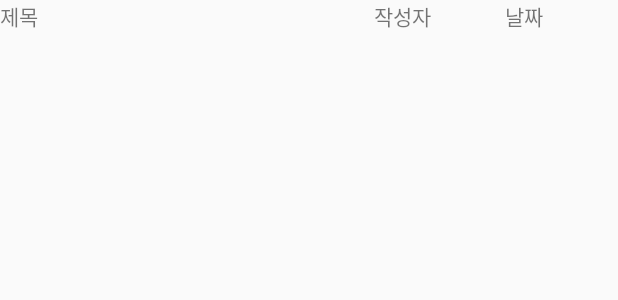
After one commit to mugon-dev/Emotional-Diary, an Android app: the layout list_view_item.xml on its own in the app's theme, with its tools: preview values and no code run, on a phone screen of 412 x 824 dp. The commit adds this screen. Shown: the top 300 px of the screen. Run offline under Robolectric (Android 15) with nearby library versions, the phone set to English and light mode, and no system bars.

Commit message:
10. 주간달력 리스트뷰

```diff
--- /dev/null
+++ b/Emotion_dairy_android/app/src/main/res/layout/list_view_item.xml
@@ -0,0 +1,26 @@
+<?xml version="1.0" encoding="utf-8"?>
+<LinearLayout xmlns:android="http://schemas.android.com/apk/res/android"
+    android:layout_width="match_parent"
+    android:layout_height="match_parent">
+
+    <TextView
+        android:id="@+id/textView7"
+        android:layout_width="200dp"
+        android:layout_height="wrap_content"
+        android:layout_weight="1"
+        android:text="제목" />
+
+    <TextView
+        android:id="@+id/textView8"
+        android:layout_width="wrap_content"
+        android:layout_height="wrap_content"
+        android:layout_weight="1"
+        android:text="작성자" />
+
+    <TextView
+        android:id="@+id/textView10"
+        android:layout_width="wrap_content"
+        android:layout_height="wrap_content"
+        android:layout_weight="1"
+        android:text="날짜" />
+</LinearLayout>
```
Also changed, not shown: Emotion_dairy_android/app/src/main/java/com/example/emotion_dairy/BoardData.java (added, +11 -0 lines), Emotion_dairy_android/app/src/main/res/layout/fragment_gallery.xml (+10 -3 lines).
